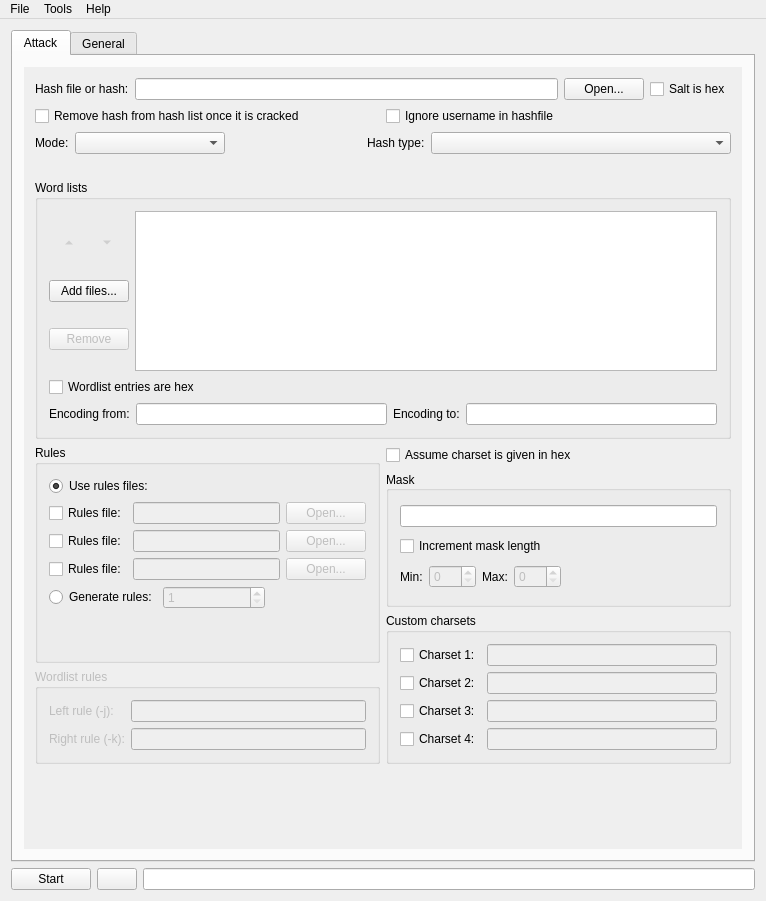
Old version of the form src/mainwindow.ui in the repository rgroesslinger/hashcat-gui.
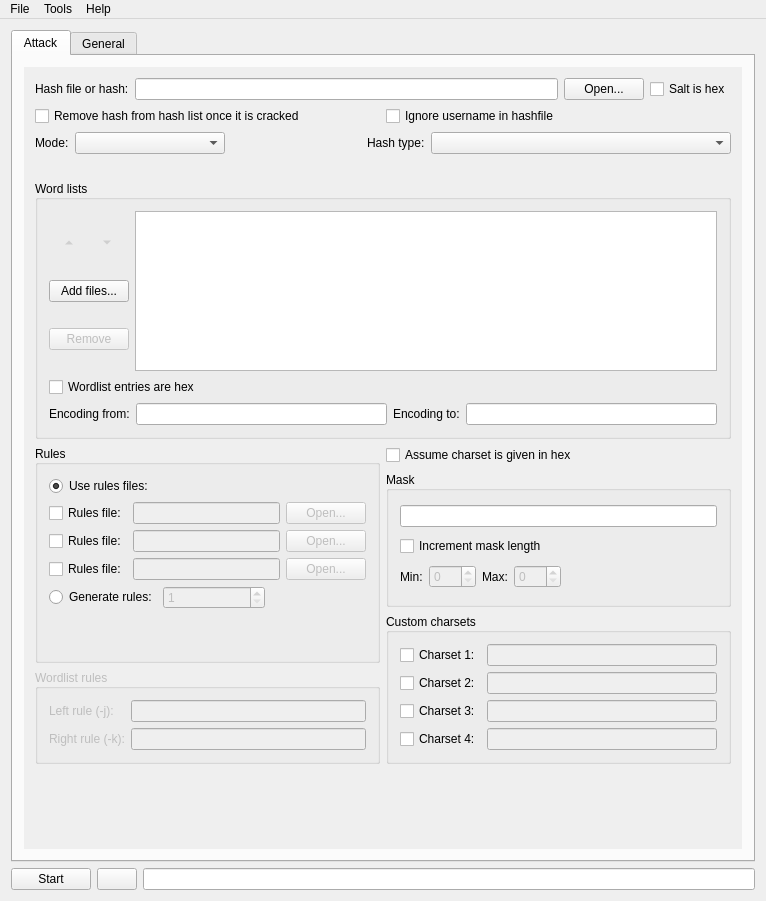
New version of the form. Icons and pictures are not drawn.

```diff
--- a/src/mainwindow.ui
+++ b/src/mainwindow.ui
@@ -201,6 +201,9 @@
               <property name="title">
                <string>Word lists</string>
               </property>
+              <property name="alignment">
+               <set>Qt::AlignmentFlag::AlignLeft|Qt::AlignmentFlag::AlignVCenter</set>
+              </property>
               <layout class="QVBoxLayout" name="verticalLayout_wordlists">
                <item>
                 <layout class="QHBoxLayout" name="horizontalLayout_13">
@@ -355,6 +358,9 @@
                   <property name="title">
                    <string>Rules</string>
                   </property>
+                  <property name="alignment">
+                   <set>Qt::AlignmentFlag::AlignLeft|Qt::AlignmentFlag::AlignVCenter</set>
+                  </property>
                   <layout class="QVBoxLayout" name="verticalLayout_18">
                    <item>
                     <widget class="QRadioButton" name="radioButton_use_rules_file">
@@ -574,6 +580,9 @@
                   <property name="title">
                    <string>Wordlist rules</string>
                   </property>
+                  <property name="alignment">
+                   <set>Qt::AlignmentFlag::AlignLeft|Qt::AlignmentFlag::AlignVCenter</set>
+                  </property>
                   <layout class="QGridLayout" name="gridLayout_combination_rules">
                    <item row="0" column="0">
                     <widget class="QLabel" name="label_rule_left">
@@ -720,6 +729,9 @@
                   <property name="title">
                    <string>Custom charsets</string>
                   </property>
+                  <property name="alignment">
+                   <set>Qt::AlignmentFlag::AlignLeft|Qt::AlignmentFlag::AlignVCenter</set>
+                  </property>
                   <layout class="QVBoxLayout" name="verticalLayout_9">
                    <item>
                     <layout class="QHBoxLayout" name="horizontalLayout_64">
```
Left out of the diff: 29 changed lines with no effect on the pictures.
